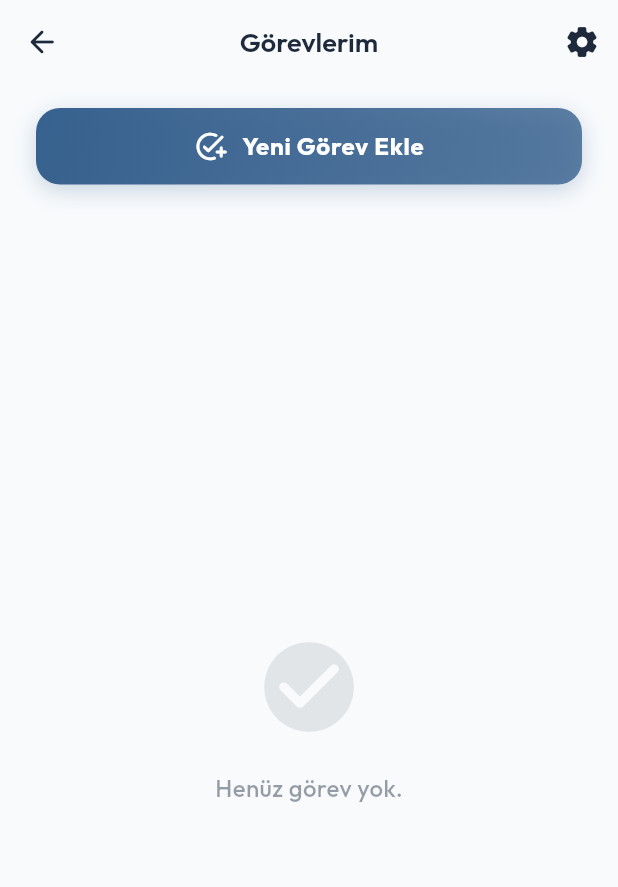
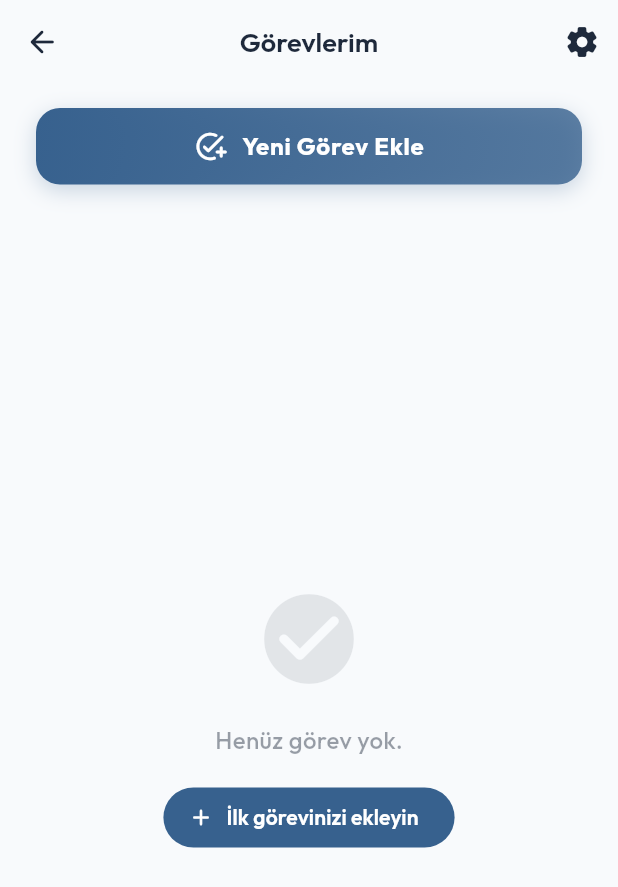
Before and after one commit to daitr2024/personality, a Flutter app: the TasksListPage screen opened directly, on a phone screen of 412 x 824 dp. Shown: the top 887 px of the screen. Run offline on Flutter 3.47's test engine with Material 3 defaults, Android fonts, the phone set to English and light mode, and no system bars; our stand-ins replace audioplayers, drift, file_picker, flutter_contacts, flutter_local_notifications, flutter_riverpod and 14 more; missing offline and left inert: crop_your_image, device_calendar, google_mlkit_text_recognition, home_widget, record; accounts and stored records are empty; generated files the repository leaves out were written again.

Commit message:
feat(ui): delete confirmation, empty state CTA, i18n fixes
Phase 2: UI/UX Improvements
- daily_dashboard: _handleDelete wrapped with confirmation dialog
- notes_list_page: swipe-delete now asks for confirmation
- tasks_list_page: empty state enhanced with 'Add first task' CTA button
- notes_list_page: empty state enhanced with 'Write a note' CTA button
- tasks_list_page: 'Arsiv Gorevler' hardcoded string localized
- 5 new ARB keys (TR/EN/AR): deleteConfirmTitle, deleteConfirmMessage,
  emptyTasksCta, emptyEventsCta, emptyNotesCta
- DB migration strategy at v15 already properly implemented

flutter analyze: 0 issues

```diff
--- a/lib/features/tasks/presentation/pages/tasks_list_page.dart
+++ b/lib/features/tasks/presentation/pages/tasks_list_page.dart
@@ -146,6 +146,14 @@ class _TasksListPageState extends ConsumerState<TasksListPage> {
                                 fontWeight: FontWeight.w500,
                               ),
                             ),
+                            const Gap(16),
+                            FilledButton.icon(
+                              onPressed: () => context.push('/tasks/new'),
+                              icon: const Icon(Icons.add_rounded, size: 18),
+                              label: Text(
+                                AppLocalizations.of(context)!.emptyTasksCta,
+                              ),
+                            ),
                           ],
                         ),
                       )
@@ -282,7 +290,9 @@ class _TasksListPageState extends ConsumerState<TasksListPage> {
                                   const Gap(12),
                                   Expanded(
                                     child: Text(
-                                      'Arşiv Görevler',
+                                      AppLocalizations.of(
+                                        context,
+                                      )!.archiveTasks,
                                       style: TextStyle(
                                         color: Theme.of(
                                           context,
```
Also changed, not shown: lib/features/home/presentation/widgets/daily_dashboard.dart (+28 -0 lines), lib/features/notes/presentation/pages/notes_list_page.dart (+35 -3 lines), lib/l10n/app_ar.arb (+6 -1 lines), lib/l10n/app_en.arb (+6 -1 lines), lib/l10n/app_tr.arb (+6 -1 lines), lib/l10n/generated/app_localizations.dart, lib/l10n/generated/app_localizations_ar.dart, lib/l10n/generated/app_localizations_en.dart, lib/l10n/generated/app_localizations_tr.dart.
